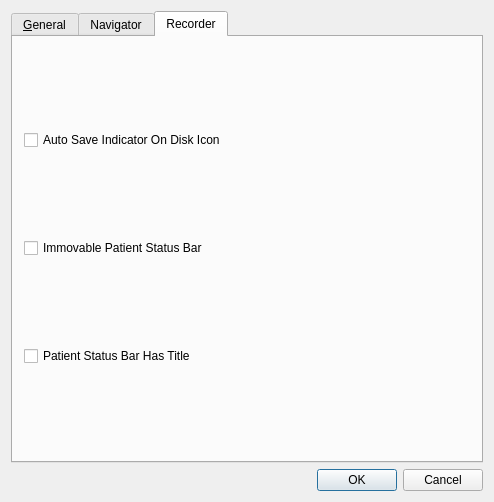
mannd/epsimulator, file src/gui/ui/simulatorsettingsdialog.ui: the form before one commit.
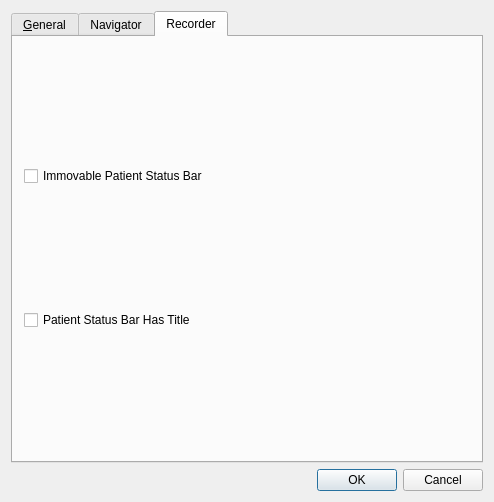
The form after the commit. The open tabs and pages were chosen to show the change.

Commit message: r411@SuperSluggo:  mannd | 2008-05-23 14:46:07 -0400  setting up local repository  r412@SuperSluggo:  mannd | 2008-05-24 21:48:10 -0400  added automatic creation of MyStudies dir when program first run  r413@SuperSluggo:  mannd | 2008-05-28 22:05:47 -0400  still working on converting options  r414@SuperSluggo:  mannd | 2008-06-05 18:14:55 -0400  finished updating Options class (actually struct now) with public data members and QFlags

```diff
--- a/src/gui/ui/simulatorsettingsdialog.ui
+++ b/src/gui/ui/simulatorsettingsdialog.ui
@@ -183,8 +183,8 @@
        <rect>
         <x>0</x>
         <y>0</y>
-        <width>800</width>
-        <height>480</height>
+        <width>472</width>
+        <height>420</height>
        </rect>
       </property>
       <attribute name="title" >
@@ -192,20 +192,13 @@
       </attribute>
       <layout class="QGridLayout" >
        <item row="0" column="0" >
-        <widget class="QCheckBox" name="autoSaveDiskIconCheckBox" >
-         <property name="text" >
-          <string>Auto Save Indicator On Disk Icon</string>
-         </property>
-        </widget>
-       </item>
-       <item row="1" column="0" >
         <widget class="QCheckBox" name="immovablePatientStatusBarCheckBox" >
          <property name="text" >
           <string>Immovable Patient Status Bar</string>
          </property>
         </widget>
        </item>
-       <item row="2" column="0" >
+       <item row="1" column="0" >
         <widget class="QCheckBox" name="patientStatusBarHasTitleCheckBox" >
          <property name="text" >
           <string>Patient Status Bar Has Title</string>
```
Left out of the diff: 26 changed lines with no effect on the pictures. The commit also changes 17 other files.
